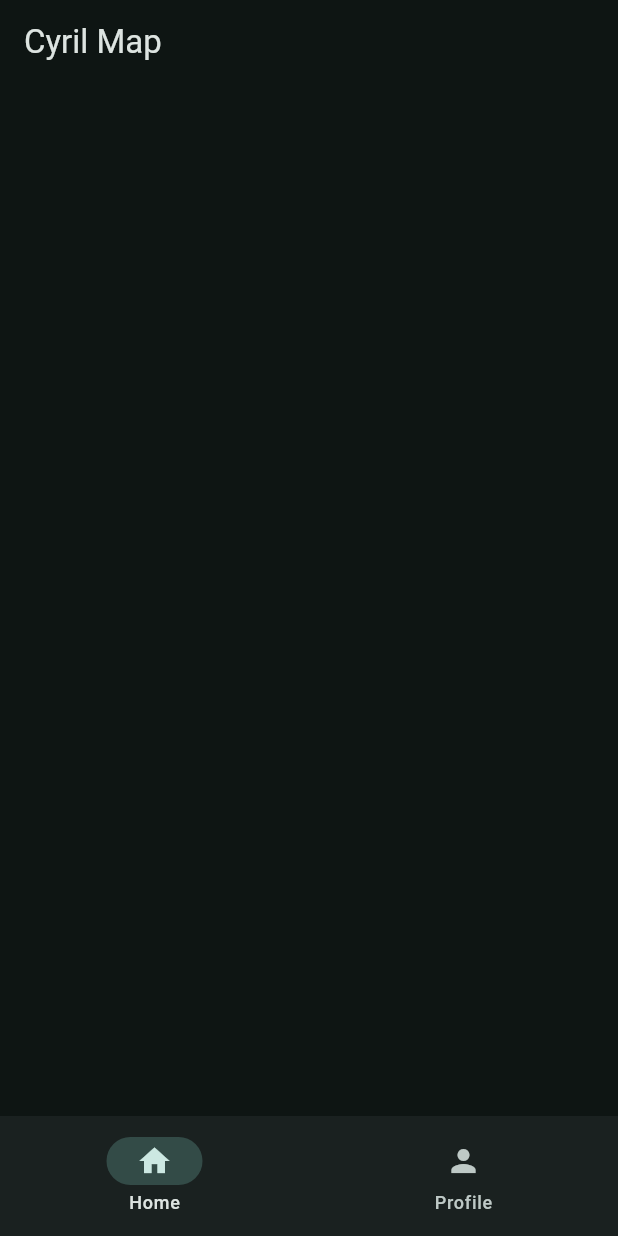
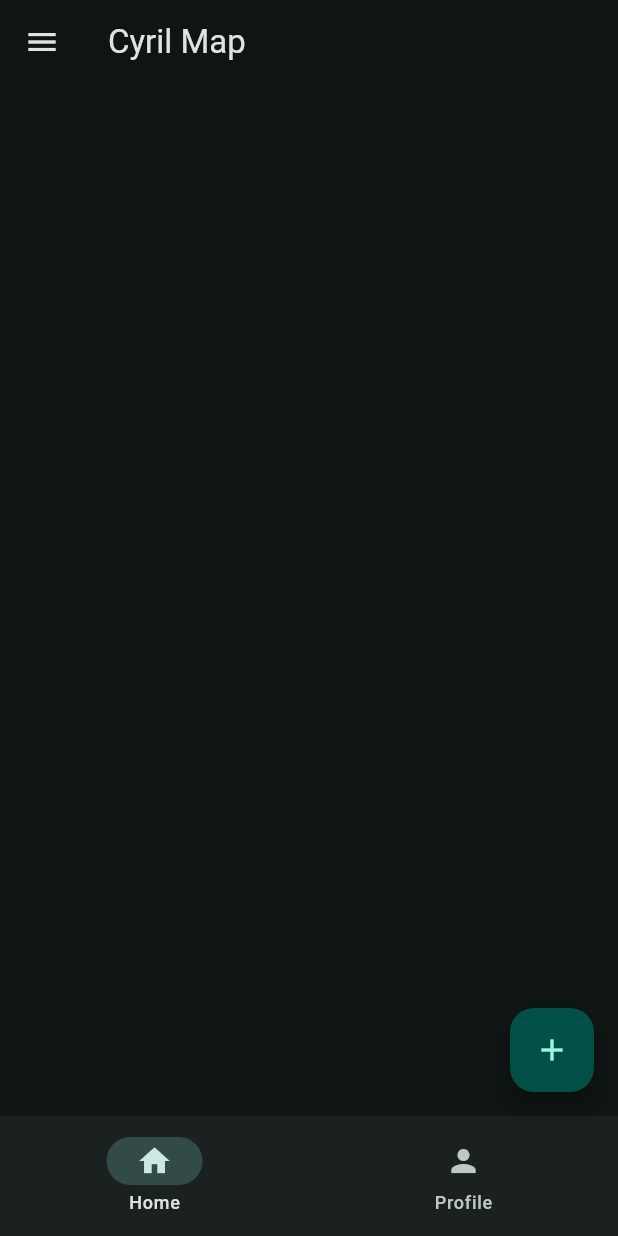
Before and after one commit to cyrilmano/ultimateflutter, a Flutter app: the screen it shows after launch, on a phone screen of 412 x 824 dp. Run offline on Flutter 3.47's test engine with Material 3 defaults, Android fonts, the phone set to English and light mode, and no system bars.

Commit message:
most recent

```diff
--- a/lib/main.dart
+++ b/lib/main.dart
@@ -24,6 +24,32 @@ class MyApp extends StatelessWidget {
         appBar: AppBar(
           title: Text('Cyril Map')
         ),
+        drawer: SafeArea(
+          child: Drawer(
+            child: Column(
+              children: [
+                DrawerHeader(child:
+                  Text('Menu')
+                ),
+                ListTile(
+                  title: Text('Logout')
+                ),
+              ],
+            )
+          ),
+        ),
+        floatingActionButton: Column(
+          mainAxisSize: MainAxisSize.min,
+          children: [
+            FloatingActionButton(
+              onPressed: () {
+                print('heeeor');
+              },
+              child: Icon(Icons.add)
+
+            ),
+          ],
+        ),
         bottomNavigationBar: NavigationBar(destinations: [
           NavigationDestination(
             icon: Icon(Icons.home),
@@ -35,7 +61,7 @@ class MyApp extends StatelessWidget {
           print(value);
           selectedIndex: value;
         },
-        selectedIndex: 0,
+        //selectedIndex: 1,
 
 
 
```
